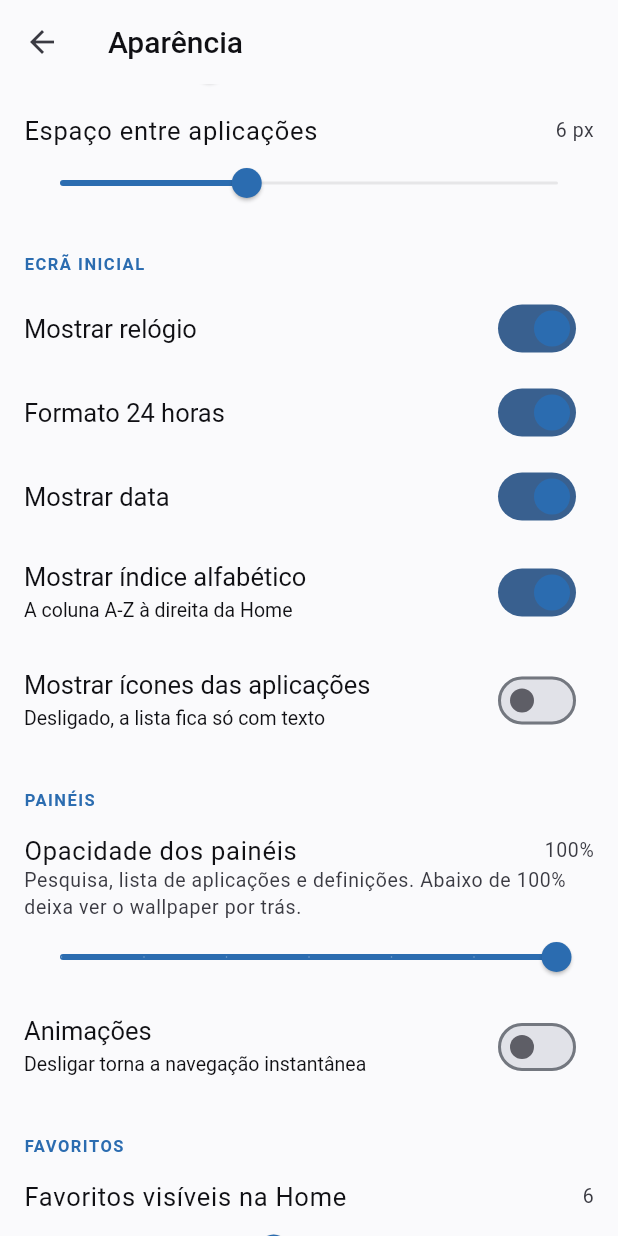
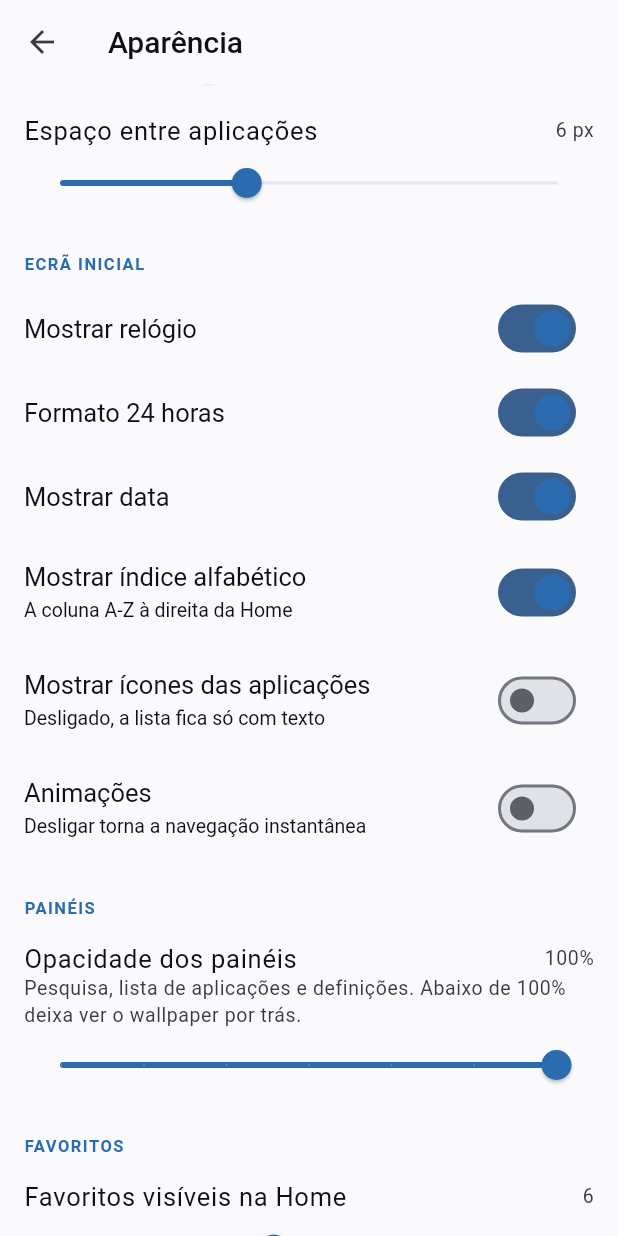
Before and after one commit to GSaurine/Lume, a Flutter app: the AppearanceSettingsScreen screen opened directly, scrolled down 576 dp, after a tap on "Animações", on a phone screen of 412 x 824 dp. Run offline on Flutter 3.47's test engine with Material 3 defaults, Android fonts, the phone set to English and light mode, and no system bars; our stand-ins replace flutter_riverpod, shared_preferences; accounts and stored records are empty.

Commit message:
v0.1.2
Personalização pedida pelo primeiro utilizador de fora, e a transparência do
ecrã de pesquisa de que ele se queixou.

Validado no dispositivo: a cor de destaque muda a interface inteira de
imediato, o alinhamento ao centro, o seletor de wallpaper do Android abre, e
renomear "ActivoBank" para "Banco" move a aplicação da secção A para a B, já
ordenada antes de "Bleach".

Duas correções vindas desse mesmo teste: "Animações" estava na secção dos
painéis quando pertence ao grupo anterior, e com o conteúdo ao centro o
relógio e os favoritos não ficavam no mesmo eixo — os favoritos descontam a
largura da barra alfabética e o relógio não descontava.

```diff
--- a/lib/features/launcher/presentation/home_screen.dart
+++ b/lib/features/launcher/presentation/home_screen.dart
@@ -71,8 +71,15 @@ class _HomeScreenState extends ConsumerState<HomeScreen> {
                   const SizedBox(height: 24),
                   if (settings.showClock || settings.showDate)
                     Padding(
-                      padding: const EdgeInsets.symmetric(
-                        horizontal: LauncherMetrics.horizontalPadding,
+                      // A mesma largura útil dos favoritos: eles descontam a
+                      // barra alfabética, e sem isto o relógio centrado ficava
+                      // desalinhado deles.
+                      padding: EdgeInsets.only(
+                        left: LauncherMetrics.horizontalPadding,
+                        right: LauncherMetrics.horizontalPadding +
+                            (settings.showAlphabetIndex
+                                ? LauncherMetrics.alphabetBarWidth
+                                : 0),
                       ),
                       // Relógio e data são texto puro: sem IgnorePointer
                       // absorviam os deslizes começados por cima deles.
--- a/lib/features/settings/presentation/about_screen.dart
+++ b/lib/features/settings/presentation/about_screen.dart
@@ -14,7 +14,7 @@ class AboutScreen extends ConsumerWidget {
 
   /// Manter em sincronia com `version:` no pubspec.yaml — há um teste que
   /// falha se as duas se separarem.
-  static const String version = '0.1.1';
+  static const String version = '0.1.2';
 
   @override
   Widget build(BuildContext context, WidgetRef ref) {
--- a/lib/features/settings/presentation/appearance_settings_screen.dart
+++ b/lib/features/settings/presentation/appearance_settings_screen.dart
@@ -116,6 +116,13 @@ class AppearanceSettingsScreen extends ConsumerWidget {
               onChanged: (bool value) => controller.setShowIcons(value: value),
             ),
 
+            SwitchListTile(
+              value: settings.animations,
+              title: const Text('Animações'),
+              subtitle: const Text('Desligar torna a navegação instantânea'),
+              onChanged: (bool value) => controller.setAnimations(value: value),
+            ),
+
             const SettingsSectionTitle('Painéis'),
             _SliderTile(
               title: 'Opacidade dos painéis',
@@ -127,12 +134,6 @@ class AppearanceSettingsScreen extends ConsumerWidget {
               divisions: 6,
               format: (double v) => '${(v * 100).round()}%',
               onChanged: controller.setPanelOpacity,
-            ),
-            SwitchListTile(
-              value: settings.animations,
-              title: const Text('Animações'),
-              subtitle: const Text('Desligar torna a navegação instantânea'),
-              onChanged: (bool value) => controller.setAnimations(value: value),
             ),
 
             const SettingsSectionTitle('Favoritos'),
--- a/lib/features/settings/presentation/settings_screen.dart
+++ b/lib/features/settings/presentation/settings_screen.dart
@@ -39,7 +39,7 @@ class SettingsScreen extends ConsumerWidget {
             _SettingsEntry(
               icon: Icons.palette_outlined,
               title: 'Aparência',
-              subtitle: 'Tema, tamanho da letra, espaçamento, ícones',
+              subtitle: 'Tema, cor, alinhamento, opacidade, wallpaper',
               onTap: () => open(const AppearanceSettingsScreen()),
             ),
             _SettingsEntry(
@@ -57,7 +57,7 @@ class SettingsScreen extends ConsumerWidget {
             _SettingsEntry(
               icon: Icons.apps_rounded,
               title: 'Aplicações',
-              subtitle: 'Apps do sistema e apps ocultas',
+              subtitle: 'Apps do sistema, ocultas e nomes personalizados',
               onTap: () => open(const AppsSettingsScreen()),
             ),
             _SettingsEntry(
--- a/pubspec.yaml
+++ b/pubspec.yaml
@@ -1,7 +1,7 @@
 name: lume_launcher
 description: "A new Flutter project."
 publish_to: 'none'
-version: 0.1.1+2
+version: 0.1.2+3
 
 environment:
   sdk: ^3.12.2
```
Also changed, not shown: 2 other files.
